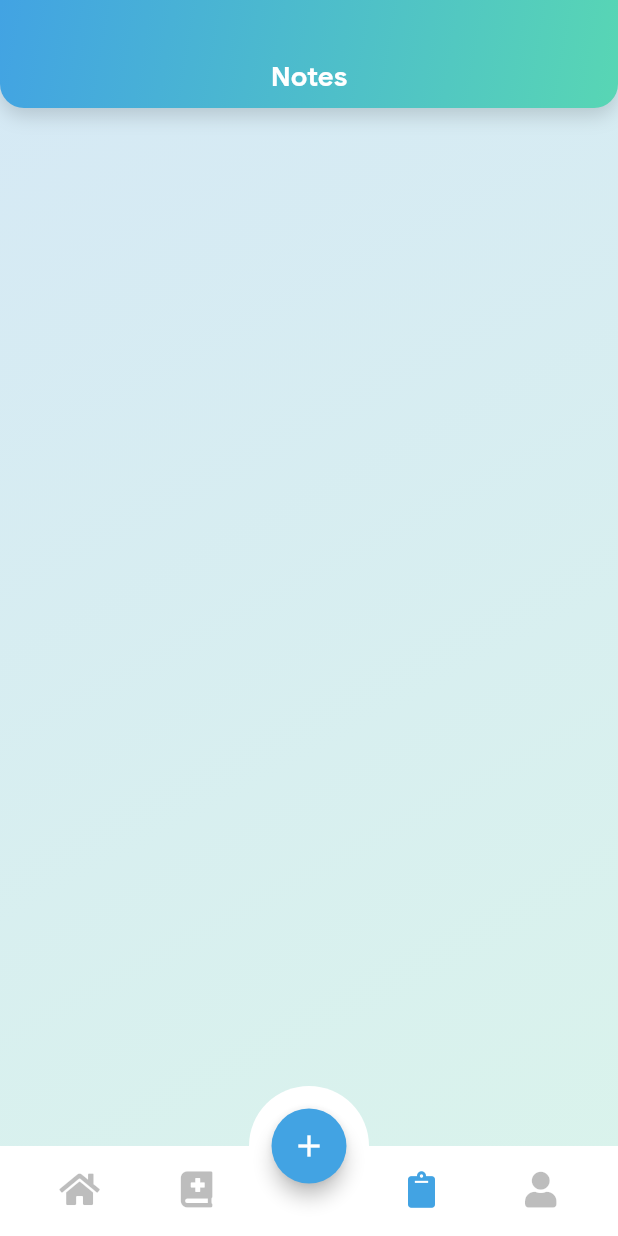
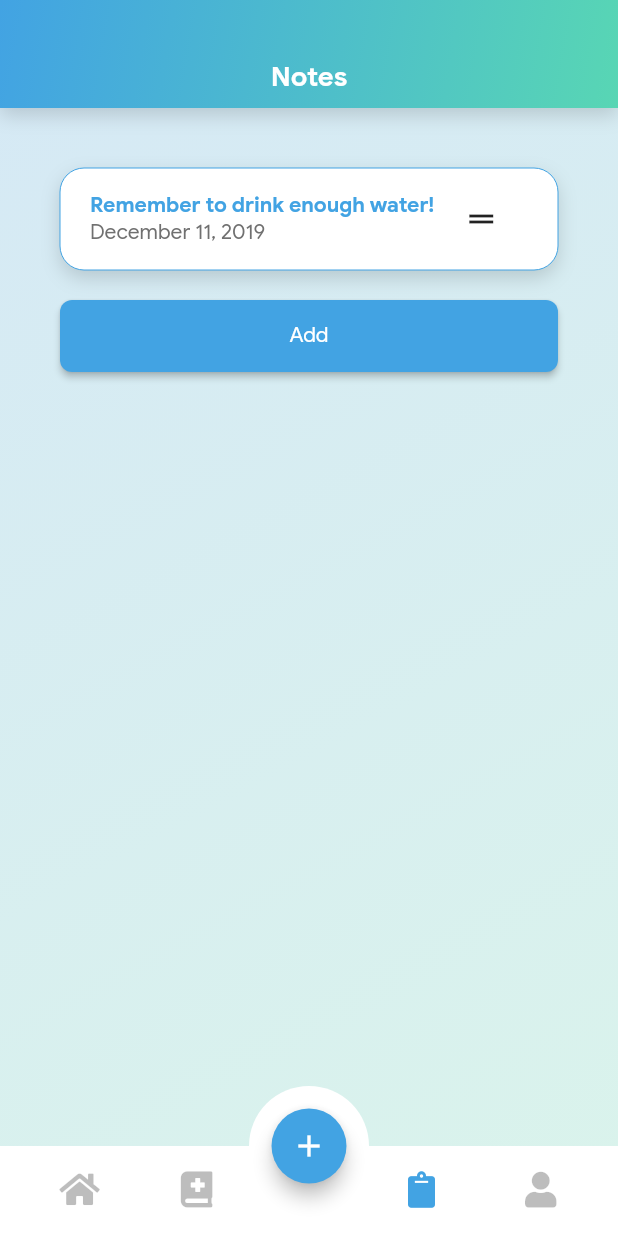
Before and after one commit to lq-manh/medication_book, a Flutter app: the HomeScreen screen opened directly, item 3 of the bottom bar chosen, on a phone screen of 412 x 824 dp. Run offline on Flutter 3.47's test engine with Material 2 defaults, Android fonts, the phone set to English and light mode, and no system bars; our stand-ins replace cloud_firestore, firebase_auth, flutter_datetime_picker, flutter_form_builder, flutter_local_notifications, flutter_secure_storage and 8 more; missing offline and left inert: fast_qr_reader_view, flutter_facebook_login; accounts and stored records are empty; generated files the repository leaves out were written again.

Commit message:
Build notes screen

```diff
--- /dev/null
+++ b/lib/models/note.dart
@@ -0,0 +1,25 @@
+import 'package:cloud_firestore/cloud_firestore.dart';
+import 'package:json_annotation/json_annotation.dart';
+
+part 'note.g.dart';
+
+@JsonSerializable()
+class Note {
+  final String userID;
+
+  final String content;
+
+  @JsonKey(fromJson: Note._parseDate)
+  final DateTime createdAt;
+
+  @JsonKey(fromJson: Note._parseDate)
+  final DateTime updatedAt;
+
+  Note({this.userID, this.content, this.createdAt, this.updatedAt});
+
+  static DateTime _parseDate(Timestamp val) => val?.toDate();
+
+  factory Note.fromJson(Map<String, dynamic> json) => _$NoteFromJson(json);
+
+  Map<String, dynamic> toJson() => _$NoteToJson(this);
+}
--- a/lib/ui/screen/notes_screen.dart
+++ b/lib/ui/screen/notes_screen.dart
@@ -1,18 +1,121 @@
+import 'package:cloud_firestore/cloud_firestore.dart';
 import 'package:flutter/material.dart';
+import 'package:medication_book/configs/theme.dart';
+import 'package:medication_book/models/note.dart';
+import 'package:medication_book/ui/widgets/buttons.dart';
+import 'package:medication_book/ui/widgets/cards.dart';
 import 'package:medication_book/ui/widgets/layouts.dart';
 import 'package:medication_book/ui/widgets/top_bar.dart';
+import 'package:medication_book/utils/secure_store.dart';
 
-class NotesScreen extends StatelessWidget {
+class NotesScreen extends StatefulWidget {
+  @override
+  _NotesScreenState createState() => _NotesScreenState();
+}
+
+class _NotesScreenState extends State<NotesScreen> {
+  final Future<String> _uid = SecureStorage.instance.read(key: 'uid');
+
   @override
   Widget build(BuildContext context) {
-    return ContentLayout(
-      topBar: TopBar(
-        title: 'Notes',
-        bottom: Container(),
-        leading: Container(),
-        action: Container(),
-      ),
-      main: Container()
+    return FutureBuilder(
+      future: this._uid,
+      builder: (BuildContext context, AsyncSnapshot<String> snap) {
+        if (snap.connectionState != ConnectionState.done || !snap.hasData)
+          return Container();
+
+        return ContentLayout(
+          topBar: TopBar(title: 'Notes'),
+          main: _Notes(uid: snap.data),
+        );
+      },
     );
   }
 }
+
+class _Notes extends StatefulWidget {
+  final String uid;
+
+  _Notes({@required this.uid});
+
+  @override
+  _NotesState createState() => _NotesState();
+}
+
+class _NotesState extends State<_Notes> {
+  Stream<QuerySnapshot> _dataStream;
+
+  @override
+  void initState() {
+    super.initState();
+    final CollectionReference notes = Firestore.instance.collection('notes');
+    this._dataStream =
+        notes.where('userID', isEqualTo: this.widget.uid).snapshots();
+  }
+
+  @override
+  Widget build(BuildContext context) {
+    return StreamBuilder(
+      stream: this._dataStream,
+      builder: (BuildContext context, AsyncSnapshot<QuerySnapshot> snap) {
+        if (snap.hasError || !snap.hasData) return Container();
+
+        final List<Note> notes = snap.data.documents.map(
+          (DocumentSnapshot doc) {
+            return Note.fromJson(doc.data);
+          },
+        ).toList();
+
+        return ListView(
+          padding: EdgeInsets.fromLTRB(40, 20, 40, 50),
+          children: <Widget>[
+            _NoteCard(),
+            CustomRaisedButton(
+              onPressed: () {},
+              text: 'Add',
+            ),
+          ],
+        );
+      },
+    );
+  }
+}
+
+class _NoteCard extends StatelessWidget {
+  @override
+  Widget build(BuildContext context) {
+    return RoundedCard(
+      margin: EdgeInsets.symmetric(vertical: 20),
+      padding: EdgeInsets.symmetric(horizontal: 20, vertical: 10),
+      child: Row(
+        children: <Widget>[
+          Column(
+            crossAxisAlignment: CrossAxisAlignment.start,
+            children: <Widget>[
+              Text(
+                'Remember to drink enough water!',
+                style: TextStyle(
+                  color: ColorPalette.blue,
+                  fontWeight: FontWeight.bold,
+                ),
+              ),
+              Text(
+                'December 11, 2019',
+                style: TextStyle(
+                  color: ColorPalette.textBody,
+                ),
+              ),
+            ],
+          ),
+          Expanded(
+            child: IconButton(
+              icon: Icon(Icons.drag_handle),
+              onPressed: () {},
+              padding: EdgeInsets.zero,
+            ),
+          ),
+        ],
+      ),
+    );
+  }
+}
--- a/lib/ui/screen/profile_screen.dart
+++ b/lib/ui/screen/profile_screen.dart
@@ -34,8 +34,8 @@ class _ProfileScreenState extends State<ProfileScreen> {
     return FutureBuilder(
       future: this._uid,
       builder: (BuildContext context, AsyncSnapshot<String> snap) {
-        if (snap.connectionState != ConnectionState.done || !snap.hasData)
-          return Container();
+        if (snap.connectionState != ConnectionState.done)
+          return CircularProgressIndicator(backgroundColor: ColorPalette.blue);
 
         return ContentLayout(
           topBar: TopBar(
@@ -61,15 +61,10 @@ class _ProfileScreenState extends State<ProfileScreen> {
               ),
             ),
           ),
-          main: SingleChildScrollView(
-            child: Padding(
-              padding: EdgeInsets.fromLTRB(40, 20, 40, 50),
-              child: _Profile(
+          main: _Profile(
             mode: this._mode,
             uid: snap.data,
             onModeChanged: this._changeMode,
-              ),
-            ),
           ),
         );
       },
@@ -161,7 +156,6 @@ class _ProfileState extends State<_Profile> {
     return RoundedCard(
       hasBorder: true,
       hasShadow: false,
-      child: Padding(
       padding: EdgeInsets.symmetric(horizontal: 20, vertical: 10),
       child: Column(
         children: <Widget>[
@@ -179,7 +173,6 @@ class _ProfileState extends State<_Profile> {
           _InfoRow(fieldName: 'Blood Type', value: user.bloodType),
         ],
       ),
-      ),
     );
   }
 
@@ -189,7 +182,6 @@ class _ProfileState extends State<_Profile> {
         RoundedCard(
           hasBorder: true,
           hasShadow: false,
-          child: Padding(
           padding: EdgeInsets.symmetric(horizontal: 20, vertical: 10),
           child: _ProfileForm(
             initialState: user.toFormJson(),
@@ -197,7 +189,6 @@ class _ProfileState extends State<_Profile> {
               this._formState = state;
               this.setState(() {});
             },
-            ),
           ),
         ),
         ButtonBar(
@@ -232,10 +223,13 @@ class _ProfileState extends State<_Profile> {
 
         final DocumentSnapshot doc = snap.data.documents[0];
         final User user = User.fromJson(doc.data);
-        if (this.widget.mode == _Modes.viewing) {
-          return this._viewingWidget(user);
-        }
-        return this._editingWidget(doc.reference, user);
+
+        return SingleChildScrollView(
+          padding: EdgeInsets.fromLTRB(40, 20, 40, 50),
+          child: this.widget.mode == _Modes.viewing
+              ? this._viewingWidget(user)
+              : this._editingWidget(doc.reference, user),
+        );
       },
     );
   }
--- a/lib/ui/widgets/cards.dart
+++ b/lib/ui/widgets/cards.dart
@@ -6,32 +6,33 @@ class RoundedCard extends StatelessWidget {
   final Color backgroundColor;
   final bool hasBorder;
   final bool hasShadow;
+  final EdgeInsetsGeometry margin;
+  final EdgeInsetsGeometry padding;
 
   RoundedCard({
     this.child,
     this.backgroundColor = ColorPalette.white,
     this.hasBorder = false,
     this.hasShadow = true,
+    this.margin,
+    this.padding,
   });
 
   @override
   Widget build(BuildContext context) {
     return Container(
       decoration: BoxDecoration(
+        border: Border.all(
+          color: ColorPalette.blue,
+          width: this.hasBorder ? 1 : 0,
+        ),
         borderRadius: BorderRadius.circular(16),
         boxShadow: [if (this.hasShadow) commonBoxShadow],
+        color: this.backgroundColor,
       ),
-      child: Card(
-        color: this.backgroundColor,
-        elevation: 0, // disabled to use custom box shadow
-        shape: RoundedRectangleBorder(
-          borderRadius: BorderRadius.circular(16),
-          side: this.hasBorder
-              ? BorderSide(color: ColorPalette.blue, width: 1)
-              : BorderSide.none,
-        ),
-        child: this.child,
-      ),
+      margin: this.margin,
+      padding: this.padding,
+      child: this.child,
     );
   }
 }
```
Also changed, not shown: lib/models/note.g.dart (added). Lines whose indentation alone changed are shown as unchanged.
